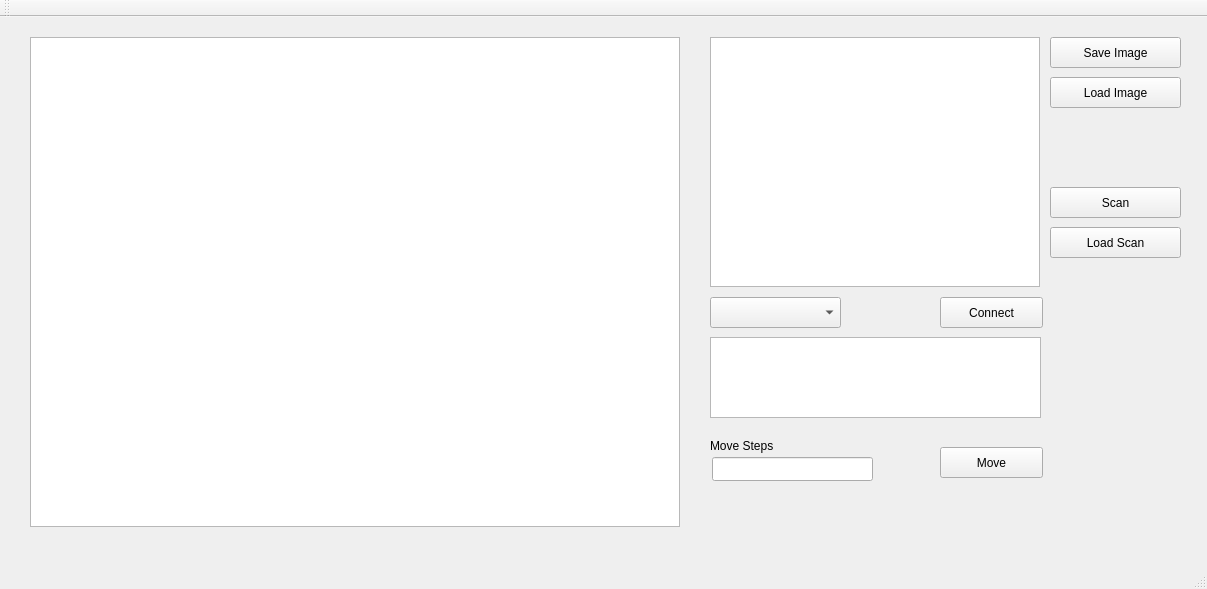
This is mainwindow.ui in DeveloperPaul123/LaserScanner as Qt 5 draws it before an edit. The edited form follows.
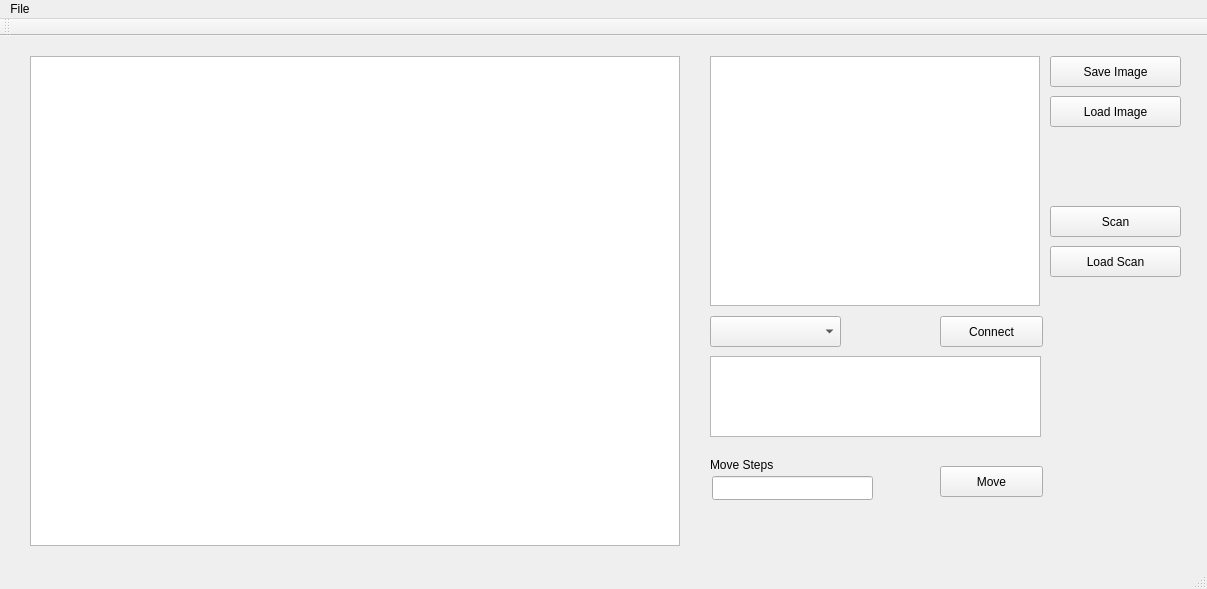
This is the edited form.

Commit message: Added setup for calibration.

The edit to the form file:
```diff
--- a/mainwindow.ui
+++ b/mainwindow.ui
@@ -177,6 +177,13 @@
      <height>29</height>
     </rect>
    </property>
+   <widget class="QMenu" name="menuFile">
+    <property name="title">
+     <string>File</string>
+    </property>
+    <addaction name="actionCalibration"/>
+   </widget>
+   <addaction name="menuFile"/>
   </widget>
   <widget class="QToolBar" name="mainToolBar">
    <attribute name="toolBarArea">
```
Left out of the diff: 5 changed lines with no effect on the pictures. The commit also changes 2 other files.
